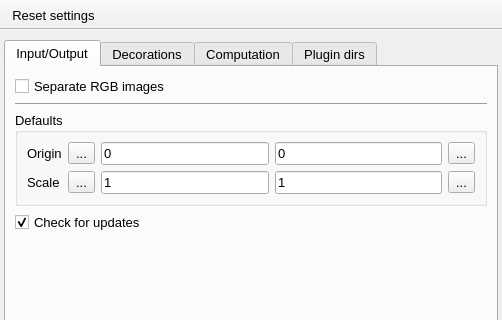
Old version of the form UIs/nPreferences.ui in the repository NeutrinoToolkit/Neutrino; both pictures show x 0 to 502 and y 0 to 320 of the 502 by 506 pixel window.
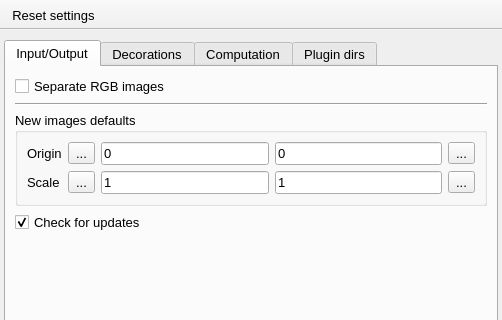
New version of the form. The open tabs and pages were chosen to show the change. Icons and pictures are not drawn.

Patch:
```diff
--- a/UIs/nPreferences.ui
+++ b/UIs/nPreferences.ui
@@ -73,7 +73,7 @@
         <item>
          <widget class="QGroupBox" name="groupBox">
           <property name="title">
-           <string>Defaults</string>
+           <string>New images defaults</string>
           </property>
           <layout class="QGridLayout" name="gridLayout">
            <item row="1" column="3">
```
Left out of the diff: 26 changed lines with no effect on the pictures.
